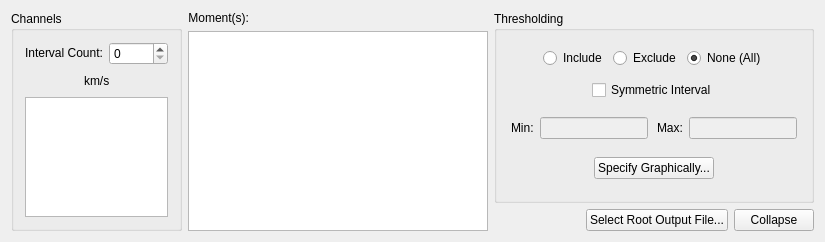
radio-astro/casa, file code/display/QtPlotter/MomentSettingsWidgetRadio.ui: the form before one commit.
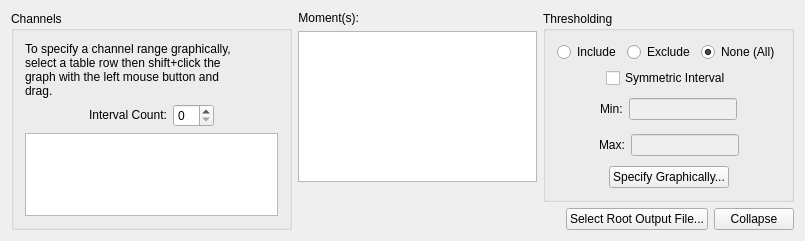
The form after the commit.

Diff of the .ui file:
```diff
--- a/code/display/QtPlotter/MomentSettingsWidgetRadio.ui
+++ b/code/display/QtPlotter/MomentSettingsWidgetRadio.ui
@@ -6,28 +6,76 @@
    <rect>
     <x>0</x>
     <y>0</y>
-    <width>825</width>
-    <height>242</height>
+    <width>805</width>
+    <height>241</height>
    </rect>
   </property>
+  <property name="sizePolicy">
+   <sizepolicy hsizetype="Preferred" vsizetype="Preferred">
+    <horstretch>0</horstretch>
+    <verstretch>0</verstretch>
+   </sizepolicy>
+  </property>
+  <property name="minimumSize">
+   <size>
+    <width>800</width>
+    <height>200</height>
+   </size>
+  </property>
   <property name="windowTitle">
    <string>MomentSettingsWidgetRadio</string>
   </property>
+  <property name="autoFillBackground">
+   <bool>false</bool>
+  </property>
   <layout class="QHBoxLayout" name="horizontalLayout_9">
    <item>
     <widget class="QGroupBox" name="channelGroupBox">
      <property name="maximumSize">
       <size>
-       <width>171</width>
-       <height>231</height>
+       <width>500</width>
+       <height>800</height>
       </size>
      </property>
+     <property name="autoFillBackground">
+      <bool>false</bool>
+     </property>
      <property name="title">
       <string>Channels</string>
      </property>
-     <layout class="QVBoxLayout" name="verticalLayout_5">
+     <layout class="QVBoxLayout" name="verticalLayout_4">
+      <item>
+       <widget class="QLabel" name="label_2">
+        <property name="text">
+         <string>&lt;!DOCTYPE HTML PUBLIC &quot;-//W3C//DTD HTML 4.0//EN&quot; &quot;http://www.w3.org/TR/REC-html40/strict.dtd&quot;&gt;
+&lt;html&gt;&lt;head&gt;&lt;meta name=&quot;qrichtext&quot; content=&quot;1&quot; /&gt;&lt;style type=&quot;text/css&quot;&gt;
+p, li { white-space: pre-wrap; }
+&lt;/style&gt;&lt;/head&gt;&lt;body style=&quot; font-family:'Sans Serif'; font-size:9pt; font-weight:400; font-style:normal;&quot;&gt;
+&lt;table border=&quot;0&quot; style=&quot;-qt-table-type: root; margin-top:4px; margin-bottom:4px; margin-left:4px; margin-right:4px;&quot;&gt;
+&lt;tr&gt;
+&lt;td style=&quot;border: none;&quot;&gt;
+&lt;p style=&quot; margin-top:0px; margin-bottom:0px; margin-left:0px; margin-right:0px; -qt-block-indent:0; text-indent:0px;&quot;&gt;&lt;span style=&quot; color:#000000;&quot;&gt;To specify a channel range graphically, &lt;/span&gt;&lt;/p&gt;
+&lt;p style=&quot; margin-top:0px; margin-bottom:0px; margin-left:0px; margin-right:0px; -qt-block-indent:0; text-indent:0px;&quot;&gt;&lt;span style=&quot; color:#000000;&quot;&gt;select a table row then shift+click the &lt;/span&gt;&lt;/p&gt;
+&lt;p style=&quot; margin-top:0px; margin-bottom:0px; margin-left:0px; margin-right:0px; -qt-block-indent:0; text-indent:0px;&quot;&gt;&lt;span style=&quot; color:#000000;&quot;&gt;graph with the left mouse button and &lt;/span&gt;&lt;/p&gt;
+&lt;p style=&quot; margin-top:0px; margin-bottom:0px; margin-left:0px; margin-right:0px; -qt-block-indent:0; text-indent:0px;&quot;&gt;&lt;span style=&quot; color:#000000;&quot;&gt;drag.&lt;/span&gt;&lt;/p&gt;&lt;/td&gt;&lt;/tr&gt;&lt;/table&gt;&lt;/body&gt;&lt;/html&gt;</string>
+        </property>
+       </widget>
+      </item>
       <item>
        <layout class="QHBoxLayout" name="horizontalLayout_3">
+        <item>
+         <spacer name="horizontalSpacer_2">
+          <property name="orientation">
+           <enum>Qt::Horizontal</enum>
+          </property>
+          <property name="sizeHint" stdset="0">
+           <size>
+            <width>13</width>
+            <height>20</height>
+           </size>
+          </property>
+         </spacer>
+        </item>
         <item>
          <widget class="QLabel" name="label">
           <property name="text">
@@ -42,30 +90,6 @@
           </property>
          </widget>
         </item>
-       </layout>
-      </item>
-      <item>
-       <layout class="QHBoxLayout" name="horizontalLayout_4">
-        <item>
-         <spacer name="horizontalSpacer_2">
-          <property name="orientation">
-           <enum>Qt::Horizontal</enum>
-          </property>
-          <property name="sizeHint" stdset="0">
-           <size>
-            <width>28</width>
-            <height>20</height>
-           </size>
-          </property>
-         </spacer>
-        </item>
-        <item>
-         <widget class="QLabel" name="channelUnitLabel">
-          <property name="text">
-           <string>&lt;font color='black'&gt;km/s&lt;/font&gt;</string>
-          </property>
-         </widget>
-        </item>
         <item>
          <spacer name="horizontalSpacer_3">
           <property name="orientation">
@@ -73,7 +97,7 @@
           </property>
           <property name="sizeHint" stdset="0">
            <size>
-            <width>28</width>
+            <width>13</width>
             <height>20</height>
            </size>
           </property>
@@ -84,7 +108,7 @@
       <item>
        <widget class="QTableWidget" name="channelTable">
         <property name="sizePolicy">
-         <sizepolicy hsizetype="Preferred" vsizetype="Preferred">
+         <sizepolicy hsizetype="Preferred" vsizetype="Expanding">
           <horstretch>0</horstretch>
           <verstretch>0</verstretch>
          </sizepolicy>
@@ -99,7 +123,7 @@
     </widget>
    </item>
    <item>
-    <layout class="QVBoxLayout" name="verticalLayout_4">
+    <layout class="QVBoxLayout" name="verticalLayout_3">
      <item>
       <layout class="QHBoxLayout" name="horizontalLayout_2">
        <item>
@@ -136,15 +160,15 @@
      <item>
       <widget class="QListWidget" name="momentList">
        <property name="sizePolicy">
-        <sizepolicy hsizetype="Expanding" vsizetype="MinimumExpanding">
-         <horstretch>0</horstretch>
-         <verstretch>0</verstretch>
+        <sizepolicy hsizetype="Preferred" vsizetype="Preferred">
+         <horstretch>241</horstretch>
+         <verstretch>251</verstretch>
         </sizepolicy>
        </property>
        <property name="maximumSize">
         <size>
-         <width>16777215</width>
-         <height>200</height>
+         <width>241</width>
+         <height>151</height>
         </size>
        </property>
        <property name="toolTip">
@@ -155,6 +179,19 @@
        </property>
       </widget>
      </item>
+     <item>
+      <spacer name="verticalSpacer">
+       <property name="orientation">
+        <enum>Qt::Vertical</enum>
+       </property>
+       <property name="sizeHint" stdset="0">
+        <size>
+         <width>17</width>
+         <height>13</height>
+        </size>
+       </property>
+      </spacer>
+     </item>
     </layout>
    </item>
    <item>
@@ -167,19 +204,6 @@
        <layout class="QVBoxLayout" name="verticalLayout">
         <item>
          <layout class="QHBoxLayout" name="horizontalLayout_5">
-          <item>
-           <spacer name="horizontalSpacer_8">
-            <property name="orientation">
-             <enum>Qt::Horizontal</enum>
-            </property>
-            <property name="sizeHint" stdset="0">
-             <size>
-              <width>18</width>
-              <height>20</height>
-             </size>
-            </property>
-           </spacer>
-          </item>
           <item>
            <widget class="QRadioButton" name="includeRadioButton">
             <property name="toolTip">
@@ -213,19 +237,6 @@
             </property>
            </widget>
           </item>
-          <item>
-           <spacer name="horizontalSpacer_9">
-            <property name="orientation">
-             <enum>Qt::Horizontal</enum>
-            </property>
-            <property name="sizeHint" stdset="0">
-             <size>
-              <width>18</width>
-              <height>20</height>
-             </size>
-            </property>
-           </spacer>
-          </item>
          </layout>
         </item>
         <item>
@@ -280,14 +291,12 @@
             </property>
             <property name="sizeHint" stdset="0">
              <size>
-              <width>3</width>
-              <height>20</height>
+              <width>13</width>
+              <height>30</height>
              </size>
             </property>
            </spacer>
           </item>
-          <item>
-           <layout class="QHBoxLayout" name="horizontalLayout_11">
             <item>
              <widget class="QLabel" name="minIncludeLabel">
               <property name="text">
@@ -302,8 +311,23 @@
               </property>
              </widget>
             </item>
-           </layout>
-          </item>
+          <item>
+           <spacer name="horizontalSpacer_14">
+            <property name="orientation">
+             <enum>Qt::Horizontal</enum>
+            </property>
+            <property name="sizeHint" stdset="0">
+             <size>
+              <width>13</width>
+              <height>30</height>
+             </size>
+            </property>
+           </spacer>
+          </item>
+         </layout>
+        </item>
+        <item>
+         <layout class="QHBoxLayout" name="horizontalLayout_4">
           <item>
            <spacer name="horizontalSpacer_7">
             <property name="orientation">
@@ -311,14 +335,12 @@
             </property>
             <property name="sizeHint" stdset="0">
              <size>
-              <width>3</width>
-              <height>33</height>
+              <width>13</width>
+              <height>30</height>
              </size>
             </property>
            </spacer>
           </item>
-          <item>
-           <layout class="QHBoxLayout" name="horizontalLayout_13">
             <item>
              <widget class="QLabel" name="maxIncludeLabel">
               <property name="text">
@@ -333,8 +355,6 @@
               </property>
              </widget>
             </item>
-           </layout>
-          </item>
           <item>
            <spacer name="horizontalSpacer_11">
             <property name="orientation">
@@ -342,8 +362,8 @@
             </property>
             <property name="sizeHint" stdset="0">
              <size>
-              <width>3</width>
-              <height>33</height>
+              <width>13</width>
+              <height>30</height>
              </size>
             </property>
            </spacer>
@@ -406,7 +426,7 @@
          </property>
          <property name="sizeHint" stdset="0">
           <size>
-           <width>40</width>
+           <width>13</width>
            <height>20</height>
           </size>
          </property>
```
Lines whose indentation alone changed are shown as unchanged.
